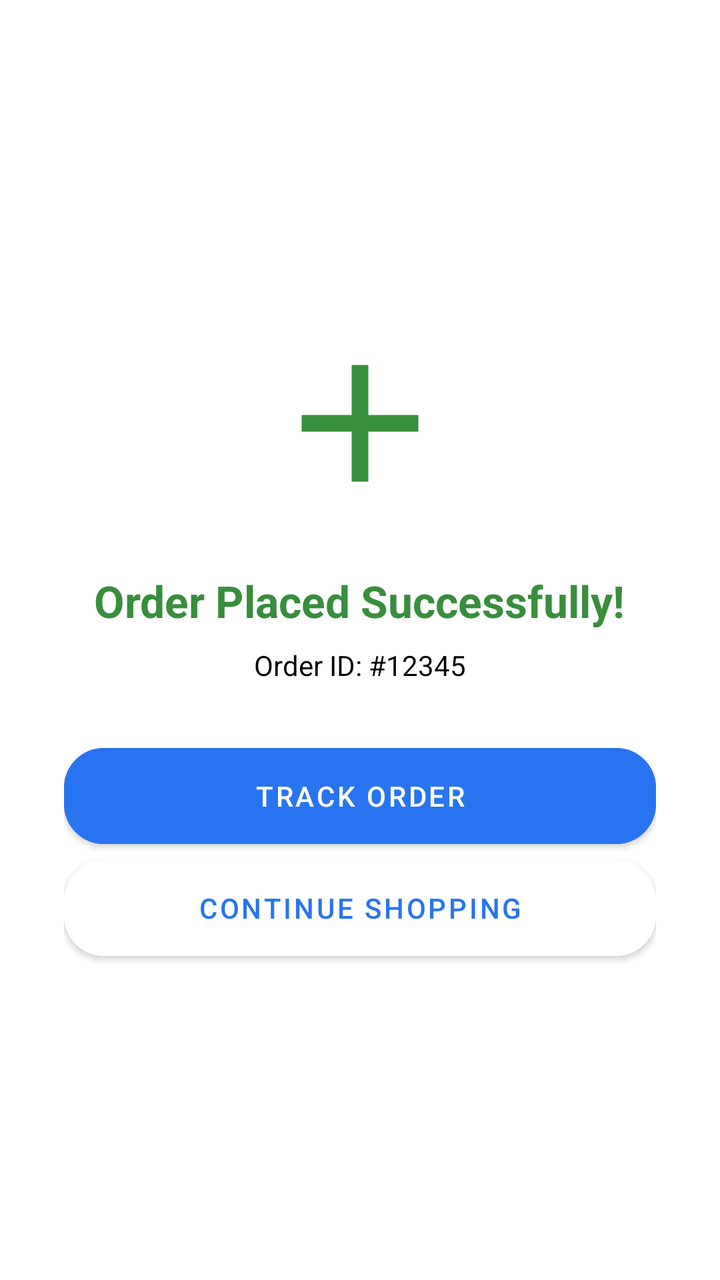
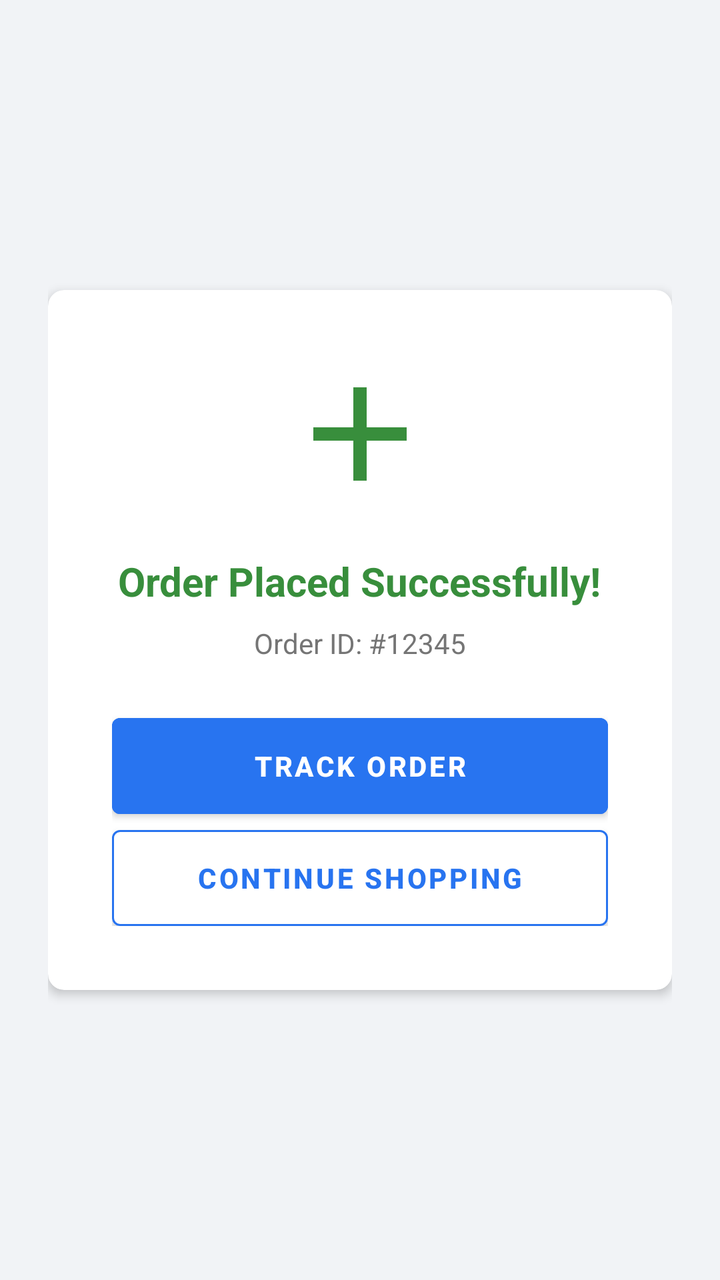

Screens rendered from an Android XML layout before and after an edit, with the pre-edit source and the edit as a unified diff.
<!-- AndroidManifest.xml: application theme Theme.SKRozaanaBazaar -->
<!-- res/layout/activity_order_success.xml -->
<?xml version="1.0" encoding="utf-8"?>
<LinearLayout xmlns:android="http://schemas.android.com/apk/res/android"
    xmlns:app="http://schemas.android.com/apk/res-auto"
    android:layout_width="match_parent"
    android:layout_height="match_parent"
    android:gravity="center"
    android:orientation="vertical"
    android:padding="32dp">

    <ImageView
        android:layout_width="100dp"
        android:layout_height="100dp"
        android:src="@drawable/ic_add"
        app:tint="#388E3C" />

    <TextView
        android:layout_width="wrap_content"
        android:layout_height="wrap_content"
        android:layout_marginTop="24dp"
        android:text="Order Placed Successfully!"
        android:textColor="#388E3C"
        android:textSize="22sp"
        android:textStyle="bold" />

    <TextView
        android:id="@+id/tvOrderId"
        android:layout_width="wrap_content"
        android:layout_height="wrap_content"
        android:layout_marginTop="8dp"
        android:text="Order ID: #12345"
        android:textColor="#000000" />

    <Button
        android:id="@+id/btnTrackOrder"
        android:layout_width="match_parent"
        android:layout_height="wrap_content"
        android:layout_marginTop="32dp"
        android:backgroundTint="#2874F0"
        android:text="TRACK ORDER"
        android:textColor="#FFFFFF" />

    <Button
        android:id="@+id/btnContinue"
        android:layout_width="match_parent"
        android:layout_height="wrap_content"
        android:layout_marginTop="8dp"
        android:backgroundTint="#FFFFFF"
        android:text="CONTINUE SHOPPING"
        android:textColor="#2874F0" />

</LinearLayout>
<!-- resources referenced by this layout -->
<resources>
  <!-- drawable ic_add (drawable) -->
  <vector xmlns:android="http://schemas.android.com/apk/res/android"
      android:width="24dp"
      android:height="24dp"
      android:viewportWidth="24"
      android:viewportHeight="24">
      <path
          android:fillColor="#FF000000"
          android:pathData="M19,13h-6v6h-2v-6H5v-2h6V5h2v6h6v2Z" />
  </vector>
  <style name="Theme.SKRozaanaBazaar" parent="Theme.MaterialComponents.DayNight.NoActionBar">
          
          <item name="colorPrimary">@color/colorPrimary</item>
          <item name="colorPrimaryVariant">@color/colorPrimary</item>
          <item name="colorOnPrimary">@color/white</item>
          
          <item name="colorSecondary">@color/colorSecondary</item>
          <item name="colorSecondaryVariant">@color/colorSecondary</item>
          <item name="colorOnSecondary">@color/white</item>
          
          <item name="android:statusBarColor" tools:targetApi="l">?attr/colorPrimary</item>
  
          
          <item name="materialButtonStyle">@style/Widget.App.Button</item>
          <item name="materialCardViewStyle">@style/Widget.App.Card</item>
      </style>
  <color name="colorPrimary">#007BFF</color>
  <color name="white">#FFFFFFFF</color>
  <color name="colorSecondary">#FB641B</color>
  <style name="Widget.App.Button" parent="Widget.MaterialComponents.Button">
          <item name="shapeAppearanceOverlay">@style/ShapeAppearance.App.Rounded</item>
          <item name="android:insetTop">0dp</item>
          <item name="android:insetBottom">0dp</item>
          <item name="android:textAllCaps">false</item>
      </style>
  <style name="Widget.App.Card" parent="Widget.MaterialComponents.CardView">
          <item name="shapeAppearanceOverlay">@style/ShapeAppearance.App.Rounded.Large</item>
          <item name="cardElevation">2dp</item>
      </style>
  <style name="ShapeAppearance.App.Rounded" parent="ShapeAppearance.MaterialComponents.SmallComponent">
          <item name="cornerFamily">rounded</item>
          <item name="cornerSize">20dp</item>
      </style>
  <style name="ShapeAppearance.App.Rounded.Large" parent="ShapeAppearance.MaterialComponents.MediumComponent">
          <item name="cornerFamily">rounded</item>
          <item name="cornerSize">16dp</item>
      </style>
</resources>

<!-- the commit's change to res/layout/activity_order_success.xml (unified diff, before → after) -->
@@ -3,49 +3,72 @@
     xmlns:app="http://schemas.android.com/apk/res-auto"
     android:layout_width="match_parent"
     android:layout_height="match_parent"
+    android:background="@color/colorBackground"
     android:gravity="center"
     android:orientation="vertical"
-    android:padding="32dp">
+    android:padding="24dp">
 
-    <ImageView
-        android:layout_width="100dp"
-        android:layout_height="100dp"
-        android:src="@drawable/ic_add"
-        app:tint="#388E3C" />
-
-    <TextView
-        android:layout_width="wrap_content"
-        android:layout_height="wrap_content"
-        android:layout_marginTop="24dp"
-        android:text="Order Placed Successfully!"
-        android:textColor="#388E3C"
-        android:textSize="22sp"
-        android:textStyle="bold" />
-
-    <TextView
-        android:id="@+id/tvOrderId"
-        android:layout_width="wrap_content"
-        android:layout_height="wrap_content"
-        android:layout_marginTop="8dp"
-        android:text="Order ID: #12345"
-        android:textColor="#000000" />
-
-    <Button
-        android:id="@+id/btnTrackOrder"
+    <com.google.android.material.card.MaterialCardView
         android:layout_width="match_parent"
         android:layout_height="wrap_content"
-        android:layout_marginTop="32dp"
-        android:backgroundTint="#2874F0"
-        android:text="TRACK ORDER"
-        android:textColor="#FFFFFF" />
+        app:cardBackgroundColor="@color/white"
+        app:cardCornerRadius="8dp"
+        app:cardElevation="3dp">
 
-    <Button
-        android:id="@+id/btnContinue"
-        android:layout_width="match_parent"
-        android:layout_height="wrap_content"
-        android:layout_marginTop="8dp"
-        android:backgroundTint="#FFFFFF"
-        android:text="CONTINUE SHOPPING"
-        android:textColor="#2874F0" />
+        <LinearLayout
+            android:layout_width="match_parent"
+            android:layout_height="wrap_content"
+            android:gravity="center"
+            android:orientation="vertical"
+            android:padding="32dp">
 
+            <ImageView
+                android:layout_width="80dp"
+                android:layout_height="80dp"
+                android:src="@drawable/ic_add"
+                app:tint="@color/colorSuccess" />
+
+            <TextView
+                android:layout_width="wrap_content"
+                android:layout_height="wrap_content"
+                android:layout_marginTop="20dp"
+                android:text="Order Placed Successfully!"
+                android:textColor="@color/colorSuccess"
+                android:textSize="20sp"
+                android:textStyle="bold"
+                android:gravity="center" />
+
+            <TextView
+                android:id="@+id/tvOrderId"
+                android:layout_width="wrap_content"
+                android:layout_height="wrap_content"
+                android:layout_marginTop="8dp"
+                android:text="Order ID: #12345"
+                android:textColor="@color/text_secondary"
+                android:textSize="14sp" />
+
+            <com.google.android.material.button.MaterialButton
+                android:id="@+id/btnTrackOrder"
+                android:layout_width="match_parent"
+                android:layout_height="wrap_content"
+                android:layout_marginTop="28dp"
+                android:backgroundTint="@color/colorPrimary"
+                android:text="TRACK ORDER"
+                android:textColor="@color/white"
+                android:textStyle="bold" />
+
+            <com.google.android.material.button.MaterialButton
+                android:id="@+id/btnContinue"
+                android:layout_width="match_parent"
+                android:layout_height="wrap_content"
+                android:layout_marginTop="8dp"
+                android:backgroundTint="@color/white"
+                android:text="CONTINUE SHOPPING"
+                android:textColor="@color/colorPrimary"
+                android:textStyle="bold"
+                app:strokeColor="@color/colorPrimary"
+                app:strokeWidth="1dp" />
+
+        </LinearLayout>
+    </com.google.android.material.card.MaterialCardView>
 </LinearLayout>
<!-- resource entries referenced after the edit -->
@@ -1,5 +1,6 @@
 <!-- resources referenced by this layout -->
 <resources>
+  <color name="colorBackground">#F1F3F6</color>
   <!-- drawable ic_add (drawable) -->
   <vector xmlns:android="http://schemas.android.com/apk/res/android"
       android:width="24dp"
@@ -26,7 +27,9 @@
           <item name="materialButtonStyle">@style/Widget.App.Button</item>
           <item name="materialCardViewStyle">@style/Widget.App.Card</item>
       </style>
-  <color name="colorPrimary">#007BFF</color>
+  <color name="colorPrimary">#2874F0</color>
+  <color name="colorSuccess">#388E3C</color>
+  <color name="text_secondary">#757575</color>
   <color name="white">#FFFFFFFF</color>
   <color name="colorSecondary">#FB641B</color>
   <style name="Widget.App.Button" parent="Widget.MaterialComponents.Button">
@@ -37,15 +40,16 @@
       </style>
   <style name="Widget.App.Card" parent="Widget.MaterialComponents.CardView">
           <item name="shapeAppearanceOverlay">@style/ShapeAppearance.App.Rounded.Large</item>
-          <item name="cardElevation">2dp</item>
+          <item name="cardElevation">1dp</item>
+          <item name="android:layout_margin">4dp</item>
       </style>
   <style name="ShapeAppearance.App.Rounded" parent="ShapeAppearance.MaterialComponents.SmallComponent">
           <item name="cornerFamily">rounded</item>
-          <item name="cornerSize">20dp</item>
+          <item name="cornerSize">4dp</item>
       </style>
   <style name="ShapeAppearance.App.Rounded.Large" parent="ShapeAppearance.MaterialComponents.MediumComponent">
           <item name="cornerFamily">rounded</item>
-          <item name="cornerSize">16dp</item>
+          <item name="cornerSize">8dp</item>
       </style>
 </resources>
 
